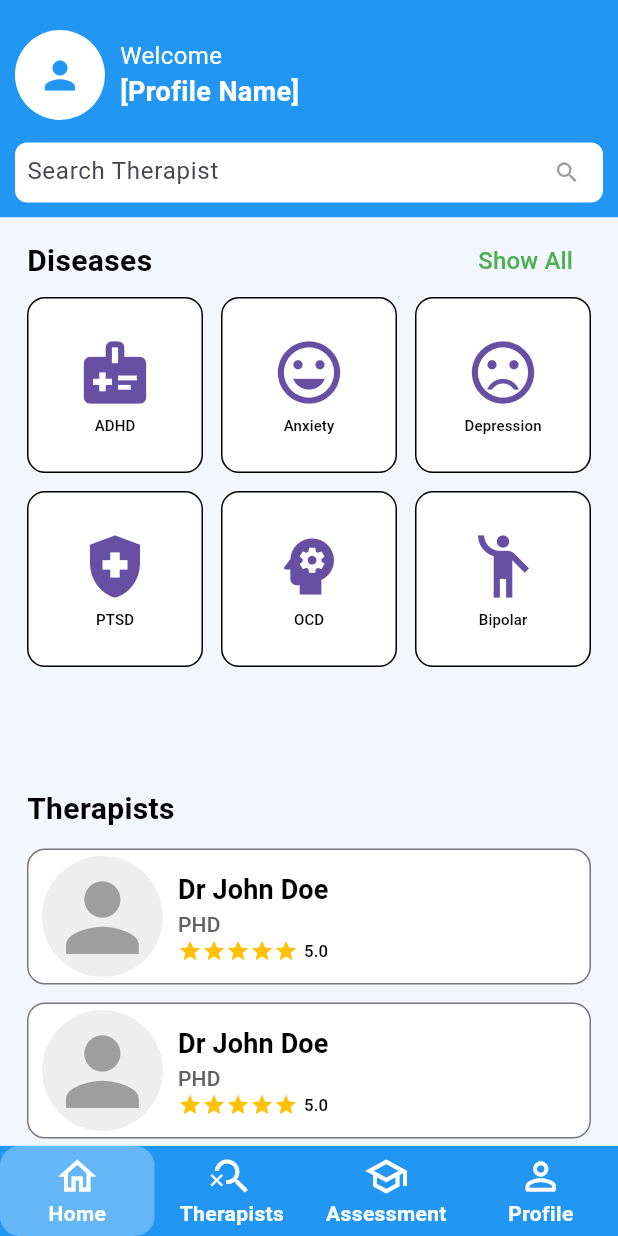
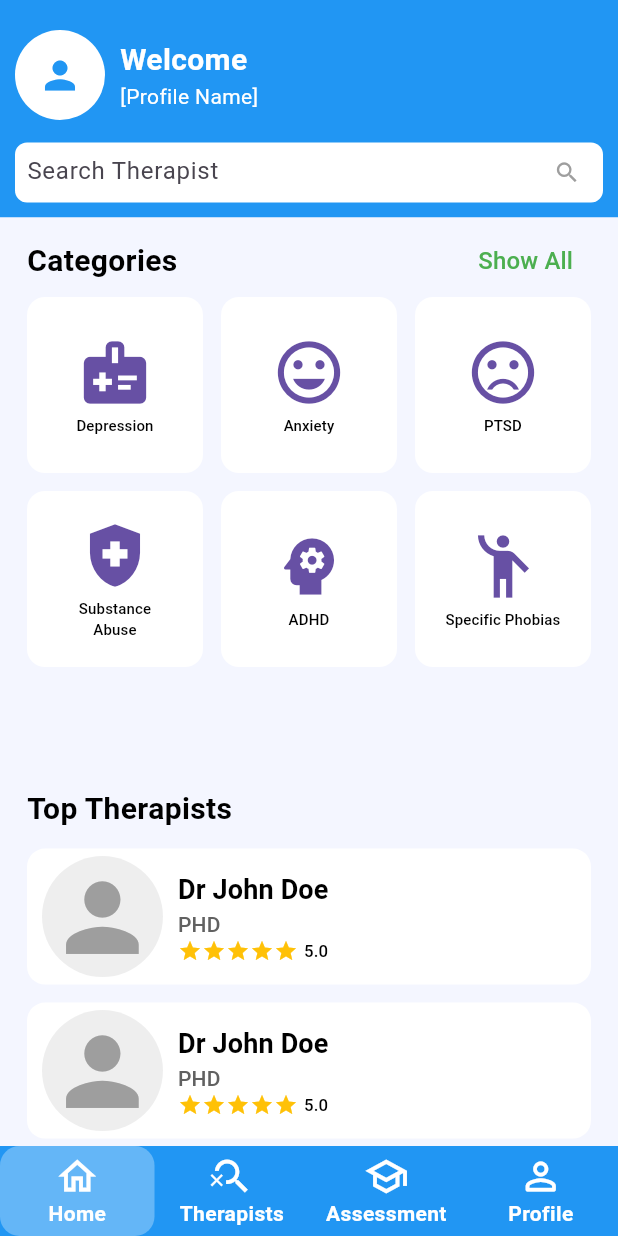
Before and after one commit to KahnSvaer/CuraHead, a Flutter app: the screen it shows after launch, on a phone screen of 412 x 824 dp. Run offline on Flutter 3.47's test engine with Material 3 defaults, Android fonts, the phone set to English and light mode, and no system bars.

Commit message:
Design changes

```diff
--- a/frontend/lib/pages/home.dart
+++ b/frontend/lib/pages/home.dart
@@ -8,7 +8,6 @@ import '../controllers/navigation_controller.dart';
 import 'disease.dart';
 
 class HomePage extends StatelessWidget {
-
   const HomePage({super.key});
 
   @override
@@ -19,12 +18,13 @@ class HomePage extends StatelessWidget {
         Expanded(
           child: Container(
               color: const Color(0xfff4f6ff),
-              padding: const EdgeInsets.symmetric(horizontal: 18.0, vertical: 5),
+              padding:
+                  const EdgeInsets.symmetric(horizontal: 18.0, vertical: 5),
               child: Column(
                 mainAxisAlignment: MainAxisAlignment.spaceAround,
                 children: [
                   const _DiseaseWidget(),
-                  const SizedBox(height: 12,),
+                  // const SizedBox(height: 12,),
                   const _TherapistWidget(), // Add the TherapistWidget here
                 ],
               )),
@@ -34,7 +34,6 @@ class HomePage extends StatelessWidget {
   }
 }
 
-// Custom Widgets Used
 class _WelcomeBar extends StatelessWidget {
   const _WelcomeBar({super.key});
 
@@ -63,15 +62,15 @@ class _WelcomeBar extends StatelessWidget {
                     'Welcome',
                     style: TextStyle(
                       color: Colors.white,
-                      fontSize: 16,
+                      fontWeight: FontWeight.bold,
+                      fontSize: 20,
                     ),
                   ),
                   Text(
                     '[Profile Name]',
                     style: TextStyle(
                       color: Colors.white,
-                      fontSize: 18,
-                      fontWeight: FontWeight.bold,
+                      fontSize: 14,
                     ),
                   ),
                 ],
@@ -100,40 +99,34 @@ class _DiseaseGrid extends StatelessWidget {
       // Horizontal space between buttons
       physics: const NeverScrollableScrollPhysics(),
       children: [
-        _buildOutlinedButton(context, Icons.medical_information, 'ADHD'),
-        _buildOutlinedButton(context, Icons.mood, 'Anxiety'),
-        _buildOutlinedButton(
-            context, Icons.sentiment_very_dissatisfied, 'Depression'),
-        _buildOutlinedButton(context, Icons.health_and_safety, 'PTSD'),
-        _buildOutlinedButton(context, Icons.psychology, 'OCD'),
-        _buildOutlinedButton(context, Icons.emoji_people, 'Bipolar'),
+        _buildButton(context, Icons.medical_information, 'Depression'),
+        _buildButton(context, Icons.mood, 'Anxiety'),
+        _buildButton(context, Icons.sentiment_very_dissatisfied, 'PTSD'),
+        _buildButton(context, Icons.health_and_safety, 'Substance Abuse'),
+        _buildButton(context, Icons.psychology, 'ADHD'),
+        _buildButton(context, Icons.emoji_people, 'Specific Phobias'),
       ],
     );
   }
 
-  Widget _buildOutlinedButton(BuildContext context, IconData icon, String label) {
-    final Color outlineColor = Colors.black;
-    final double outlineWidth = 1;
+  Widget _buildButton(BuildContext context, IconData icon, String label) {
 
     final Color textColor = Colors.black;
     final double textFontSize = 10;
 
     final double iconSize = 50;
 
-    final Color buttonColor = Colors.white;
-
-    return OutlinedButton(
+    return TextButton(
       onPressed: () {
-        NavigationController.navigateToPage(context, DiseasePage(diseaseName: label));
+        NavigationController.navigateToPage(
+            context, DiseasePage(diseaseName: label));
       },
-      style: OutlinedButton.styleFrom(
-        side: BorderSide(
-            color: outlineColor, width: outlineWidth), // Border color and width
-        padding: EdgeInsets.zero,
+      style: TextButton.styleFrom(
+        padding: EdgeInsets.symmetric(horizontal: 20),
+        backgroundColor: Colors.white, // Button background color
         shape: RoundedRectangleBorder(
           borderRadius: BorderRadius.circular(12), // Rounded edges
         ),
-        backgroundColor: buttonColor,
       ),
       child: Column(
         mainAxisAlignment: MainAxisAlignment.center,
@@ -145,6 +138,7 @@ class _DiseaseGrid extends StatelessWidget {
           SizedBox(height: 3), // Space between icon and text
           Text(
             label,
+            textAlign: TextAlign.center,
             style: TextStyle(
               color: textColor,
               fontSize: textFontSize,
@@ -168,7 +162,7 @@ class _DiseaseWidget extends StatelessWidget {
           mainAxisAlignment: MainAxisAlignment.spaceBetween,
           children: [
             Text(
-                  'Diseases', // Directly using Text for "Diseases"
+              'Categories',
               style: TextStyle(
                 fontSize: 20,
                 fontWeight: FontWeight.bold,
@@ -210,7 +204,7 @@ class _TherapistWidget extends StatelessWidget {
       children: [
         // Heading for the Therapist section
         const Text(
-          'Therapists',
+          'Top Therapists',
           style: TextStyle(
             fontSize: 20,
             fontWeight: FontWeight.bold,
@@ -232,5 +226,4 @@ class _TherapistWidget extends StatelessWidget {
       ],
     );
   }
-
 }
--- a/frontend/lib/pages/search.dart
+++ b/frontend/lib/pages/search.dart
@@ -10,7 +10,7 @@ class TherapistPage extends StatelessWidget {
 
   @override
   Widget build(BuildContext context) {
-    int page_amt = 20;
+    int pageAmt = 8;
     return Column(
       children: [
         Container(
@@ -32,7 +32,7 @@ class TherapistPage extends StatelessWidget {
                 padding: EdgeInsets.symmetric(horizontal: 18, vertical: 6),
                 child: SingleChildScrollView(
                   child: Column(
-                    children: List.generate(page_amt, (index) {
+                    children: List.generate(pageAmt, (index) {
                       return Padding(
                         padding: const EdgeInsets.symmetric(vertical: 6),
                         child: const TherapistCard(
--- a/frontend/lib/widgets/search_bar.dart
+++ b/frontend/lib/widgets/search_bar.dart
@@ -31,6 +31,7 @@ class SearchWidget extends StatelessWidget{
                 color: Colors.grey), // Search icon as a button
             onPressed: () {
               AppState().selectedPageIndex = 1;
+              AppState().toShowNavTrue();
             },
           ), // Search icon on the right
         ),
--- a/frontend/lib/widgets/therapist_search_card_button.dart
+++ b/frontend/lib/widgets/therapist_search_card_button.dart
@@ -1,6 +1,5 @@
 import 'package:curahead_app/widgets/star_rating.dart';
 import 'package:flutter/material.dart';
-
 import '../controllers/navigation_controller.dart';
 import '../pages/therapist_intro.dart';
 
@@ -24,11 +23,11 @@ class TherapistCard extends StatelessWidget {
     final double imageHeight = screenHeight * 0.11; // Reduced image height
     final double cardHeight = imageHeight;
 
-    return OutlinedButton(
+    return TextButton(
       onPressed: () {
         NavigationController.navigateToPage(context, TherapistIntroPage());
       },
-      style: OutlinedButton.styleFrom(
+      style: TextButton.styleFrom(
         padding: EdgeInsets.zero,
         shape: RoundedRectangleBorder(
           borderRadius: BorderRadius.circular(12),
@@ -90,30 +89,45 @@ class TherapistCard extends StatelessWidget {
       radius: size / 2, // Reduced circle size
       backgroundColor: Colors.grey[200],
       child: ClipOval(
-        child: Image.network(
-          url,
-          height: size,
-          width: size,
-          fit: BoxFit.cover,
-          errorBuilder: (context, error, stackTrace) {
-            return Icon(
-              Icons.person,
-              size: size * 0.8,
-              color: Colors.grey,
-            );
-          },
-          loadingBuilder: (context, child, loadingProgress) {
-            if (loadingProgress == null) return child; // Show image once fully loaded
-            return Center(
-              child: Icon(
+        child: FutureBuilder<ImageProvider>(
+          future: _getImageProvider(url),
+          builder: (context, snapshot) {
+            if (snapshot.connectionState == ConnectionState.waiting) {
+              // Show icon while image is loading
+              return Center(
+                child: Icon(
+                  Icons.person,
+                  size: size * 0.8,
+                  color: Colors.grey,
+                ),
+              );
+            } else if (snapshot.hasError || snapshot.data == null || url == '') {
+              // Show icon in case of error or empty URL
+              return Icon(
                 Icons.person,
                 size: size * 0.8,
                 color: Colors.grey,
-              ), // Show icon while image is loading
-            );
+              );
+            } else {
+              // Show image when it's fully loaded
+              return Image(
+                image: snapshot.data!,
+                height: size,
+                width: size,
+                fit: BoxFit.cover,
+              );
+            }
           },
         ),
       ),
     );
   }
+
+  Future<ImageProvider> _getImageProvider(String url) async {
+    try {
+      return NetworkImage(url);
+    } catch (e) {
+      throw Exception('Image loading failed');
+    }
+  }
 }
--- a/frontend/pubspec.yaml
+++ b/frontend/pubspec.yaml
@@ -68,7 +68,8 @@ flutter:
   # included with your application, so that you can use the icons in
   # the material Icons class.
   uses-material-design: true
-
+  assets:
+    - assets/icons/
   # To add assets to your application, add an assets section, like this:
   # assets:
   #   - images/a_dot_burr.jpeg
```
Also changed, not shown: frontend/lib/pages/profile.dart (+10 -8 lines), frontend/lib/pages/therapist_intro.dart (+56 -29 lines), frontend/lib/widgets/custom_bottom_navigator.dart (+7 -3 lines). Lines whose indentation alone changed are shown as unchanged.
